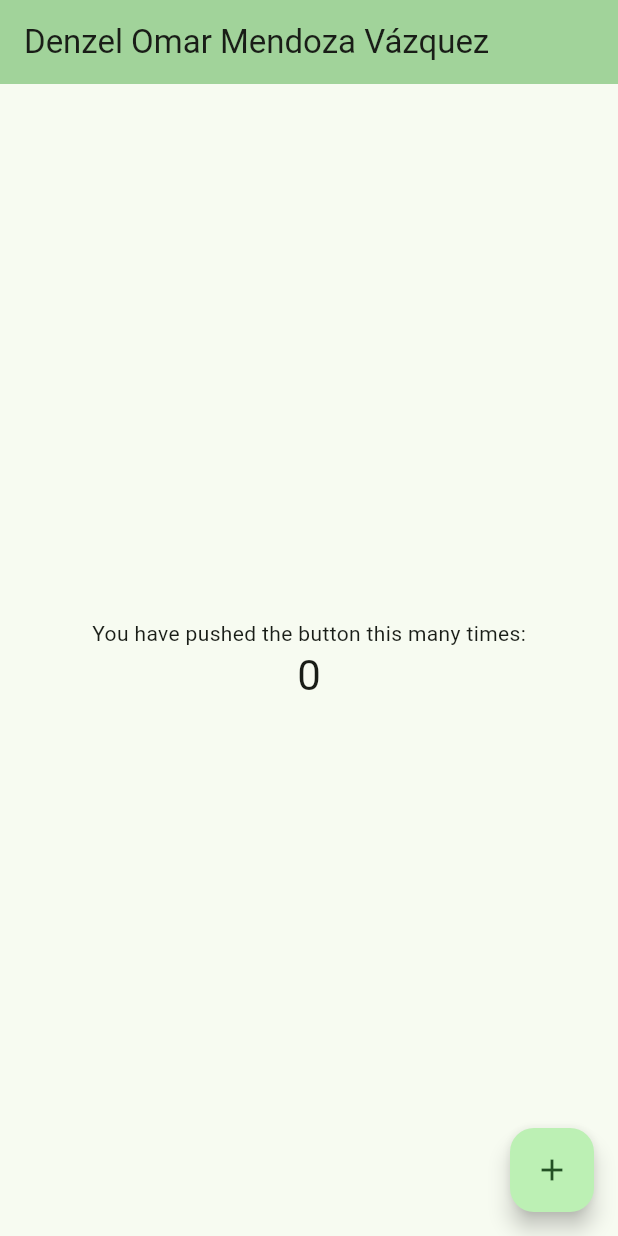
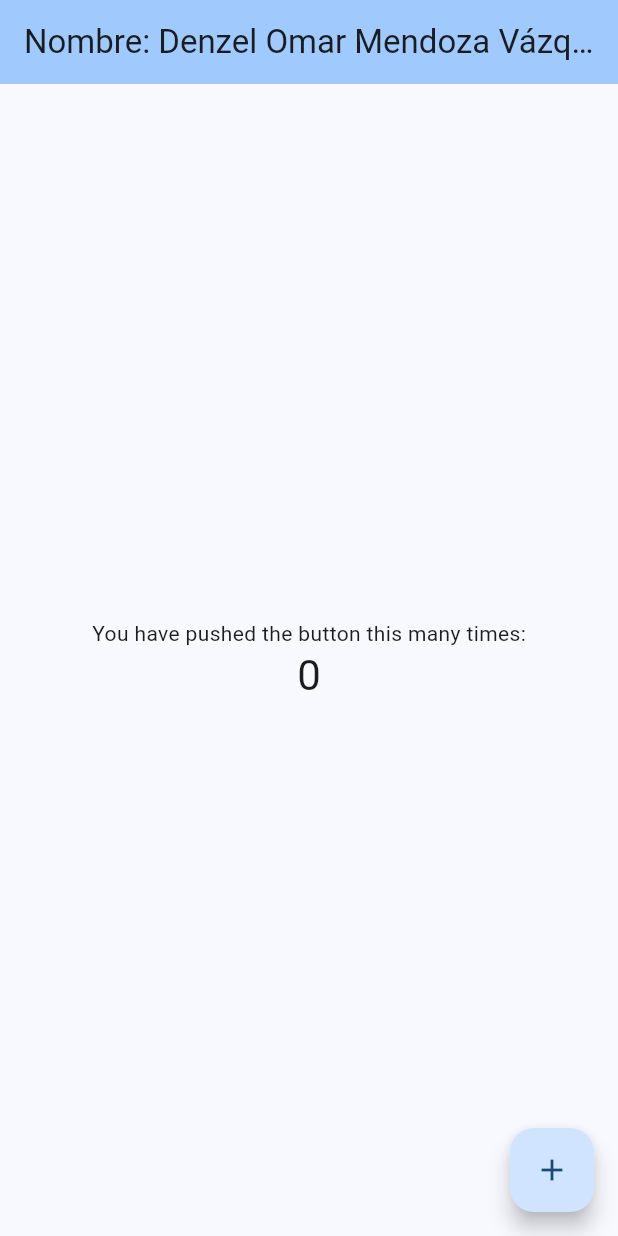
Before and after one commit to Fundamentos-Moviles/exameni-denzelomar-mndzvzqz, a Flutter app: the screen it shows after launch, on a phone screen of 412 x 824 dp. Run offline on Flutter 3.47's test engine with Material 3 defaults, Android fonts, the phone set to English and light mode, and no system bars.

Commit message:
Nombre Agregado

```diff
--- a/lib/main.dart
+++ b/lib/main.dart
@@ -28,9 +28,9 @@ class MyApp extends StatelessWidget {
         //
         // This works for code too, not just values: Most code changes can be
         // tested with just a hot reload.
-        colorScheme: ColorScheme.fromSeed(seedColor: Colors.green),
+        colorScheme: ColorScheme.fromSeed(seedColor: Colors.blue),
       ),
-      home: const MyHomePage(title: 'Denzel Omar Mendoza Vázquez'),
+      home: const MyHomePage(title: 'Nombre: Denzel Omar Mendoza Vázquez'),
     );
   }
 }
```
